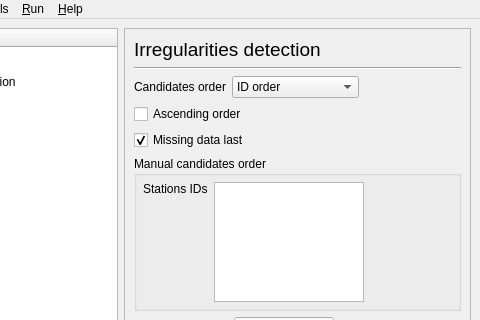
Before: the Qt Designer form GSIMCLI/interface/gsimcli.ui in iled/gsimcli, drawn with Qt 5; both pictures show x 104 to 584 and y 0 to 320 of the 584 by 590 pixel window.
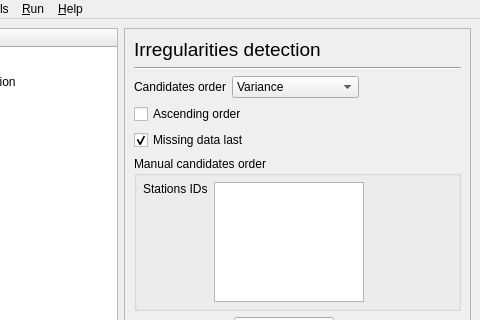
After: the same form once the commit is applied.

Commit message:
check decades dir
. check if each network dir has a decades dir
. ui adjust default st order

```diff
--- a/GSIMCLI/interface/gsimcli.ui
+++ b/GSIMCLI/interface/gsimcli.ui
@@ -1392,7 +1392,7 @@
                </size>
               </property>
               <property name="currentIndex">
-               <number>0</number>
+               <number>3</number>
               </property>
               <item>
                <property name="text">
```
The commit also changes 1 other file.
